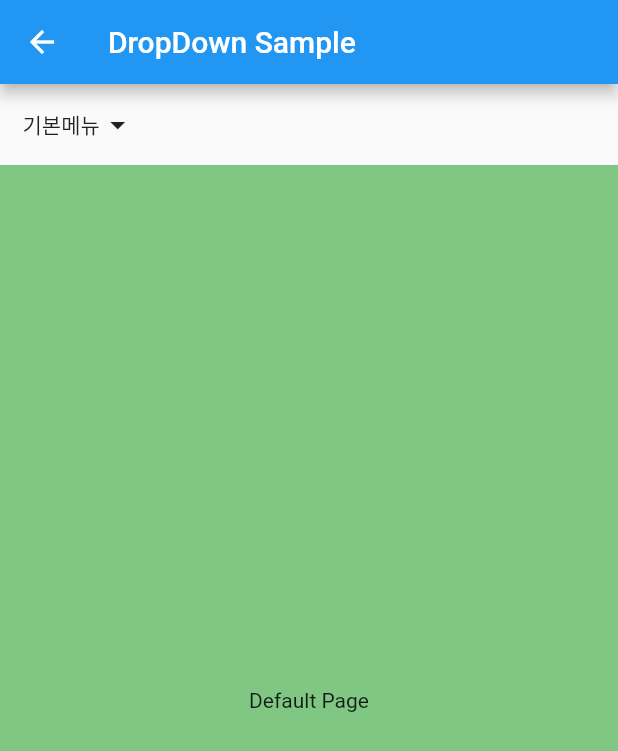
After one commit to jsk9106/Flutter_Practice, a Flutter app: the DropDown screen opened by its route, on a phone screen of 412 x 824 dp. The commit adds this screen. Shown: the top 751 px of the screen. Run offline on Flutter 3.47's test engine with Material 2 defaults, Android fonts, the phone set to English and light mode, and no system bars; our stand-ins replace get; missing offline and left inert: hexagon.

Commit message:
version 0.5 dropdown menu

```diff
--- a/lib/app.dart
+++ b/lib/app.dart
@@ -12,6 +12,10 @@ const List<Map<String, String>> listData = [
   {
     'title': 'Profile',
     'page': '/profile'
+  },
+  {
+    'title': 'Drop Down',
+    'page': '/dropDown'
   }
 ];
 
--- /dev/null
+++ b/lib/drop_down/components/default_page.dart
@@ -0,0 +1,11 @@
+import 'package:flutter/material.dart';
+
+class DefaultPage extends StatelessWidget {
+  @override
+  Widget build(BuildContext context) {
+    return Container(
+      color: Colors.green[300],
+      child: Center(child: Text('Default Page')),
+    );
+  }
+}
--- /dev/null
+++ b/lib/drop_down/controller/drop_down_button_controller.dart
@@ -0,0 +1,34 @@
+import 'package:flutter/cupertino.dart';
+import 'package:get/get.dart';
+
+enum DropDownMenu {DEFAULT, MENU1, MENU2}
+
+extension DropdowunMenuExtension on DropDownMenu{
+  String get name{
+    switch(this){
+      case DropDownMenu.DEFAULT:
+        return '기본메뉴';
+      case DropDownMenu.MENU1:
+        return '메뉴1';
+      case DropDownMenu.MENU2:
+        return '메뉴2';
+    }
+  }
+}
+
+class DropDownButtonController extends GetxController {
+  Rx<DropDownMenu> currentItem = DropDownMenu.DEFAULT.obs;
+
+  final dropKey = GlobalKey();
+
+  void changeDropdownMenu(int value) {
+    var selectedItem = DropDownMenu.values.where((menu) => menu.index == value).first;
+    currentItem(selectedItem);
+  }
+
+  double get dropdownPositionY{
+    var box = dropKey.currentContext!.findRenderObject();
+    var translation = box!.getTransformTo(null).getTranslation();
+    return box.paintBounds.shift(Offset(translation.x, translation.y)).bottomCenter.dy;
+  }
+}
--- /dev/null
+++ b/lib/drop_down/drop_down.dart
@@ -0,0 +1,45 @@
+import 'package:flutter/material.dart';
+import 'package:flutter_practice/drop_down/components/default_page.dart';
+import 'package:flutter_practice/drop_down/components/drop_down_button.dart';
+import 'package:flutter_practice/drop_down/components/my_dropdown_menu.dart';
+import 'package:flutter_practice/drop_down/components/page1.dart';
+import 'package:flutter_practice/drop_down/components/page2.dart';
+import 'package:flutter_practice/drop_down/components/popup_menu_button.dart';
+import 'package:flutter_practice/drop_down/controller/drop_down_button_controller.dart';
+import 'package:get/get.dart';
+
+class DropDown extends StatelessWidget {
+  static String routeName = '/dropDown';
+  final DropDownButtonController controller =
+      Get.put(DropDownButtonController());
+
+  @override
+  Widget build(BuildContext context) {
+    return Scaffold(
+      appBar: AppBar(
+        title: Text('DropDown Sample'),
+      ),
+      body: Column(
+        children: [
+          // CustomDropdownButton(),
+          // CustomPopupMenuButton(),
+          MyDropdownMenu(key: controller.dropKey),
+          Expanded(
+            child: Obx(
+              () {
+                switch (controller.currentItem.value) {
+                  case DropDownMenu.DEFAULT:
+                    return DefaultPage();
+                  case DropDownMenu.MENU1:
+                    return Page1();
+                  case DropDownMenu.MENU2:
+                    return Page2();
+                }
+              },
+            ),
+          ),
+        ],
+      ),
+    );
+  }
+}
--- a/lib/main.dart
+++ b/lib/main.dart
@@ -1,10 +1,12 @@
 import 'package:flutter/material.dart';
 import 'package:flutter_practice/constatns.dart';
+import 'package:flutter_practice/drop_down/drop_down.dart';
 import 'package:flutter_practice/page_view/page_view.dart';
 import 'package:flutter_practice/sheeps/first_screen.dart';
 import 'package:flutter_practice/sheeps/login_screen.dart';
 import 'package:flutter_practice/sheeps_profile/detail_screen.dart';
 import 'package:flutter_practice/sheeps_profile/sheeps_profile.dart';
+import 'package:get/get.dart';
 
 import 'app.dart';
 
@@ -16,7 +18,7 @@ class MyApp extends StatelessWidget {
   // This widget is the root of your application.
   @override
   Widget build(BuildContext context) {
-    return MaterialApp(
+    return GetMaterialApp(
       debugShowCheckedModeBanner: false,
       title: 'Flutter Practice',
       theme: themeData,
@@ -28,6 +30,7 @@ class MyApp extends StatelessWidget {
         '/loginPage': (context) => LoginScreen(),
         '/profile': (context) => SheepsProfile(),
         DetailScreen.routeName: (context) => DetailScreen(),
+        DropDown.routeName: (context) => DropDown(),
       },
     );
   }
--- a/lib/sheeps_profile/detail_screen.dart
+++ b/lib/sheeps_profile/detail_screen.dart
@@ -23,8 +23,7 @@ class DetailScreen extends StatelessWidget {
                 children: [
                   _buildTitleAndButton(profile), // 사진
                   SizedBox(height: 10),
-                  Row(
-                    // 인포 버튼
+                  Row( // 인포 버튼
                     children: List.generate(profile.info.length,
                         (index) => buildInfoCard(profile.info[index])),
                   ),
--- a/pubspec.yaml
+++ b/pubspec.yaml
@@ -29,6 +29,7 @@ dependencies:
   # Use with the CupertinoIcons class for iOS style icons.
   cupertino_icons: ^1.0.0
   hexagon: ^0.2.0-nullsafety.1
+  get: ^4.1.4
 
 dev_dependencies:
   flutter_test:
```
Also changed, not shown: lib/drop_down/components/drop_down_button.dart (added, +35 -0 lines), lib/drop_down/components/my_dropdown_menu.dart (added, +93 -0 lines), lib/drop_down/components/page1.dart (added, +11 -0 lines), lib/drop_down/components/page2.dart (added, +11 -0 lines), lib/drop_down/components/popup_menu_button.dart (added, +44 -0 lines), pubspec.lock.
